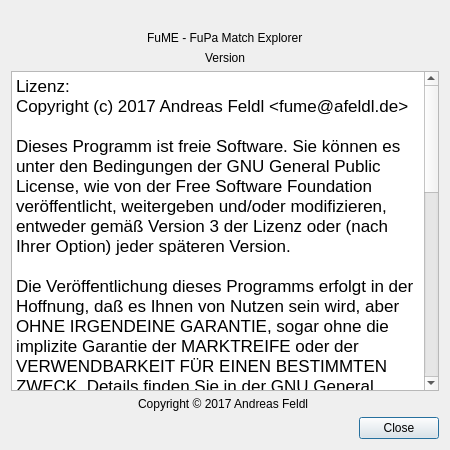
Qt form bin/about.ui (fupa/FuME) before a commit.
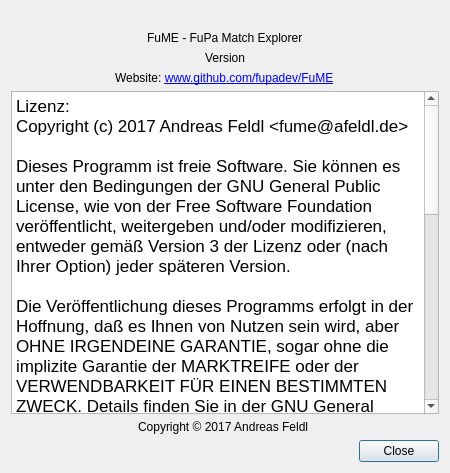
The same form after that commit. Icons and pictures are not drawn.

Commit message: added about Qt dialog

The edit to the form file:
```diff
--- a/bin/about.ui
+++ b/bin/about.ui
@@ -10,7 +10,7 @@
     <x>0</x>
     <y>0</y>
     <width>450</width>
-    <height>450</height>
+    <height>473</height>
    </rect>
   </property>
   <property name="sizePolicy">
@@ -64,6 +64,16 @@
        </property>
       </widget>
      </item>
+     <item alignment="Qt::AlignHCenter">
+      <widget class="QLabel" name="label_5">
+       <property name="text">
+        <string>&lt;html&gt;&lt;head/&gt;&lt;body&gt;&lt;p&gt;Website: &lt;a href=&quot;https://github.com/fupadev/FuME&quot;&gt;&lt;span style=&quot; text-decoration: underline; color:#0000ff;&quot;&gt;www.github.com/fupadev/FuME&lt;/span&gt;&lt;/a&gt;&lt;/p&gt;&lt;/body&gt;&lt;/html&gt;</string>
+       </property>
+       <property name="openExternalLinks">
+        <bool>true</bool>
+       </property>
+      </widget>
+     </item>
      <item>
       <widget class="QTextEdit" name="textEdit">
        <property name="autoFillBackground">
```
The commit also changes 7 other files.
